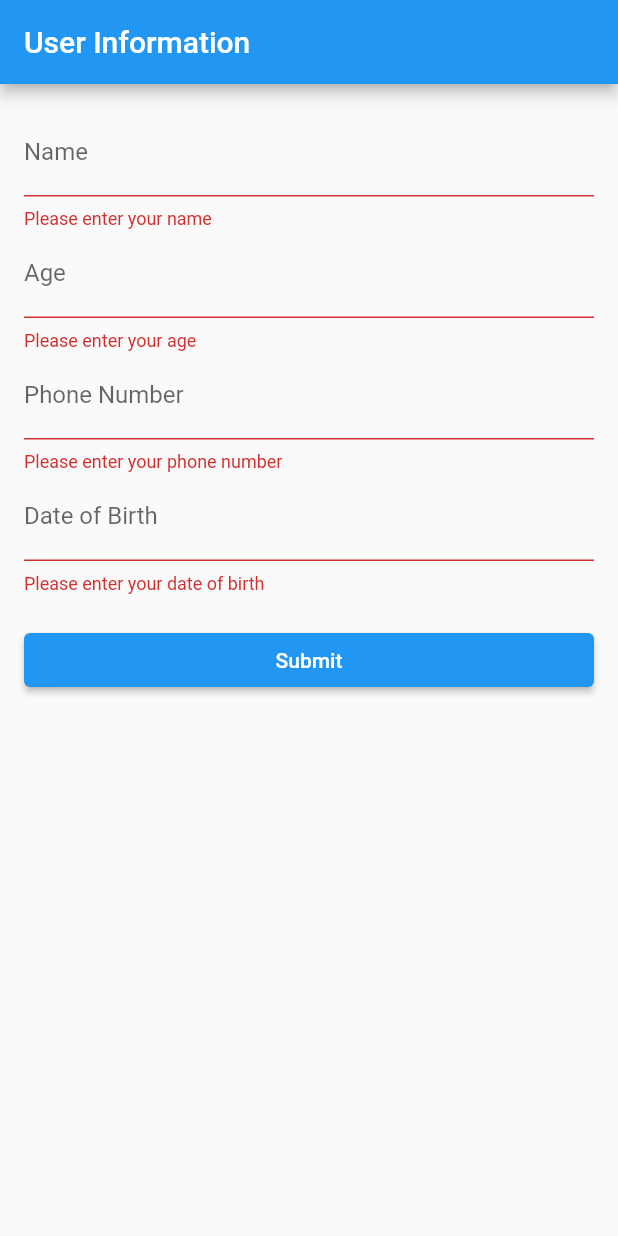
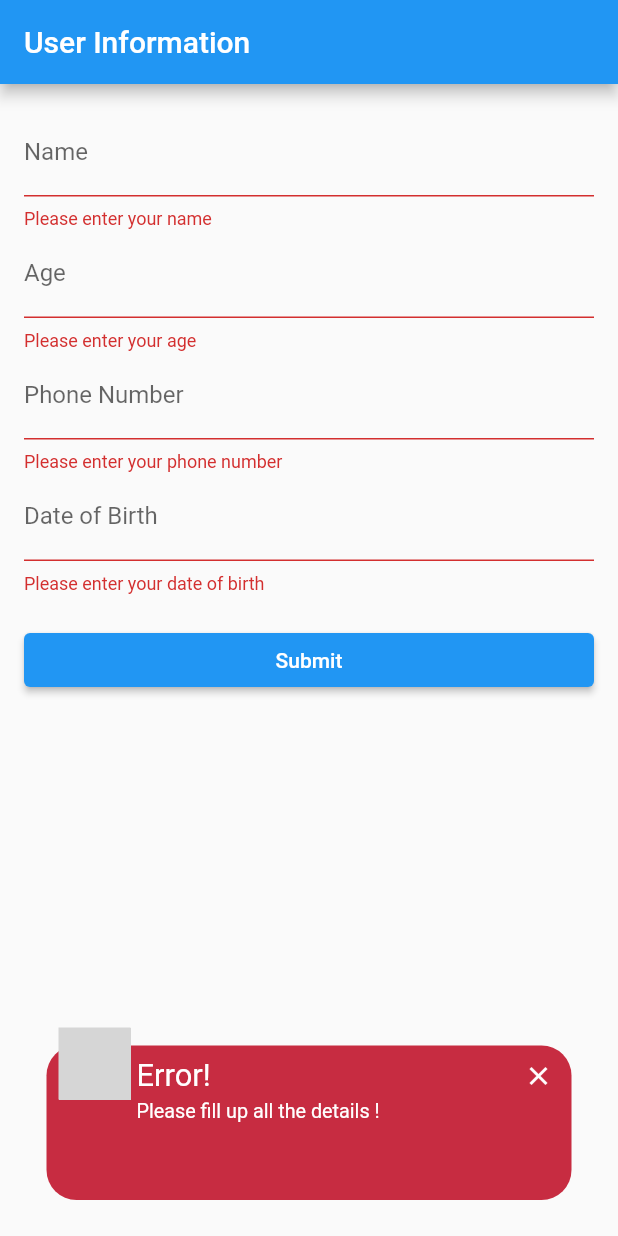
Before and after one commit to VatsalKotha/DJS-ACM, a Flutter app: the screen it shows after launch, after a tap on "Submit", on a phone screen of 412 x 824 dp. Run offline on Flutter 3.47's test engine with Material 2 defaults, Android fonts, the phone set to English and light mode, and no system bars; drawn by our look-alikes of awesome_snackbar_content; grey boxes are pictures that could not be loaded.

Commit message:
changes in onpressed event in elevated button

```diff
--- a/lib/main.dart
+++ b/lib/main.dart
@@ -21,10 +21,10 @@ class MyForm extends StatefulWidget {
 
 class _MyFormState extends State<MyForm> {
   final GlobalKey<FormState> _formKey = GlobalKey<FormState>();
-  TextEditingController nameController = TextEditingController();
-  TextEditingController ageController = TextEditingController();
-  TextEditingController phoneController = TextEditingController();
-  TextEditingController dobController = TextEditingController();
+  TextEditingController name = TextEditingController();
+  TextEditingController age = TextEditingController();
+  TextEditingController phone = TextEditingController();
+  TextEditingController control_dob = TextEditingController();
 
   @override
   Widget build(BuildContext context) {
@@ -40,7 +40,7 @@ class _MyFormState extends State<MyForm> {
             crossAxisAlignment: CrossAxisAlignment.stretch,
             children: <Widget>[
               TextFormField(
-                controller: nameController,
+                controller: name,
                 decoration: const InputDecoration(labelText: 'Name'),
                 validator: (value) {
                   if (value!.isEmpty) {
@@ -50,7 +50,7 @@ class _MyFormState extends State<MyForm> {
                 },
               ),
               TextFormField(
-                controller: ageController,
+                controller: age,
                 decoration: const InputDecoration(labelText: 'Age'),
                 keyboardType: TextInputType.number,
                 validator: (value) {
@@ -65,7 +65,7 @@ class _MyFormState extends State<MyForm> {
                 },
               ),
               TextFormField(
-                controller: phoneController,
+                controller: phone,
                 decoration: const InputDecoration(labelText: 'Phone Number'),
                 keyboardType: TextInputType.phone,
                 validator: (value) {
@@ -81,7 +81,7 @@ class _MyFormState extends State<MyForm> {
                 },
               ),
               TextFormField(
-                controller: dobController,
+                controller: control_dob,
                 decoration: const InputDecoration(labelText: 'Date of Birth'),
                 validator: (value) {
                   if (value!.isEmpty) {
@@ -95,13 +95,13 @@ class _MyFormState extends State<MyForm> {
               ElevatedButton(
                 onPressed: () {
                   if (_formKey.currentState!.validate()) {
-                    String name = nameController.text;
-                    int age = int.parse(ageController.text);
-                    String phoneNumber = phoneController.text;
-                    String dob = dobController.text;
+                    String n = name.text;
+                    int age1 = int.parse(age.text);
+                    String phoneNumber = phone.text;
+                    String dob = control_dob.text;
 
-                    print('Name: $name');
-                    print('Age: $age');
+                    print('Name: $n');
+                    print('Age: $age1');
                     print('Phone Number: $phoneNumber');
                     print('Date of Birth: $dob');
                     print('Successful');
@@ -119,11 +119,22 @@ class _MyFormState extends State<MyForm> {
                     ScaffoldMessenger.of(context)
                       ..hideCurrentSnackBar()
                       ..showSnackBar(snackBar);
+                  } else {
+                    print("Please enter all details*");
+                    final snackBar = SnackBar(
+                      elevation: 0,
+                      behavior: SnackBarBehavior.floating,
+                      backgroundColor: Colors.transparent,
+                      content: AwesomeSnackbarContent(
+                        title: "Error!",
+                        message: "Please fill up all the details !",
+                        contentType: ContentType.failure,
+                      ),
+                    );
+                    ScaffoldMessenger.of(context)
+                      ..hideCurrentSnackBar()
+                      ..showSnackBar(snackBar);
                   }
-                  else
-                    {
-                      print("Please enter all details*");
-                    }
                 },
                 child: const Text('Submit'),
               ),
```
